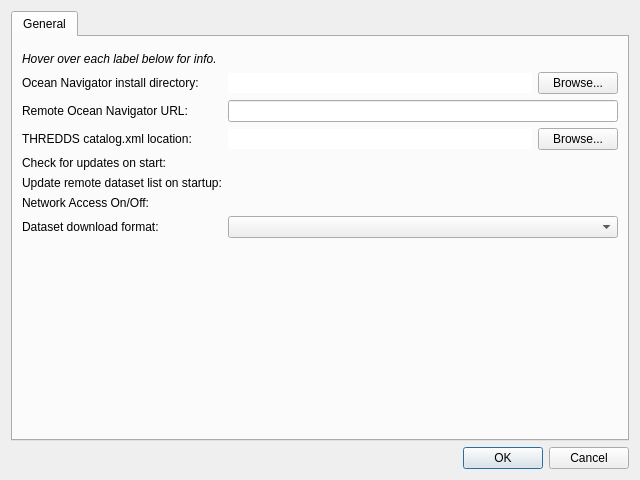
First picture: the form in app/dialogpreferences.ui, repository DFO-Ocean-Navigator/Navigator2Go, before the edit.
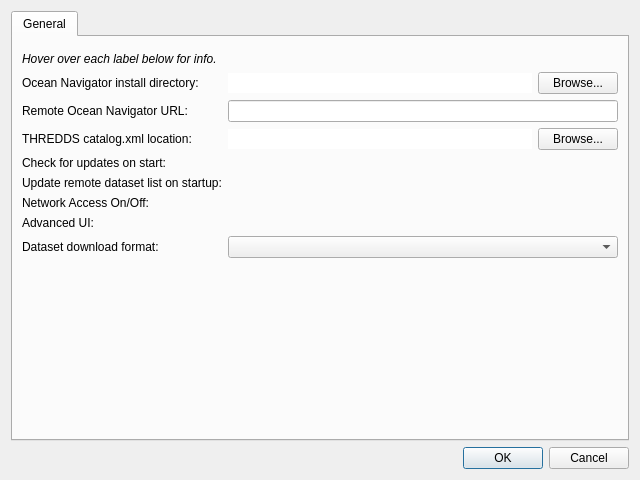
Second picture: the form after the edit. Icons and pictures are not drawn. Custom widgets are drawn as their Qt base class.

Commit message:
Implemented advanced UI mode.
* Cleans up the rarely used features.

Diff of the .ui file:
```diff
--- a/app/dialogpreferences.ui
+++ b/app/dialogpreferences.ui
@@ -184,7 +184,7 @@
          <item row="7" column="1">
           <widget class="SwitchWidget" name="switchOnlineOffline" native="true"/>
          </item>
-         <item row="8" column="0">
+         <item row="9" column="0">
           <widget class="QLabel" name="label_7">
            <property name="toolTip">
             <string>&lt;html&gt;&lt;head/&gt;&lt;body&gt;&lt;p&gt;The NetCDF version the downloaded files from the remote server will be in.&lt;/p&gt;&lt;p&gt;Default is NetCDF-4 for best compression and data accuracy.&lt;/p&gt;&lt;/body&gt;&lt;/html&gt;</string>
@@ -194,7 +194,7 @@
            </property>
           </widget>
          </item>
-         <item row="8" column="1">
+         <item row="9" column="1">
           <widget class="QComboBox" name="comboBoxDownloadFormat">
            <property name="focusPolicy">
             <enum>Qt::NoFocus</enum>
@@ -204,6 +204,19 @@
            </property>
           </widget>
          </item>
+         <item row="8" column="0">
+          <widget class="QLabel" name="label_3">
+           <property name="toolTip">
+            <string>&lt;html&gt;&lt;head/&gt;&lt;body&gt;&lt;p&gt;Enable advanced UI features.&lt;/p&gt;&lt;/body&gt;&lt;/html&gt;</string>
+           </property>
+           <property name="text">
+            <string>Advanced UI:</string>
+           </property>
+          </widget>
+         </item>
+         <item row="8" column="1">
+          <widget class="SwitchWidget" name="switchWidgetAdvancedUI" native="true"/>
+         </item>
         </layout>
        </widget>
       </widget>
```
The commit also changes 4 other files.
